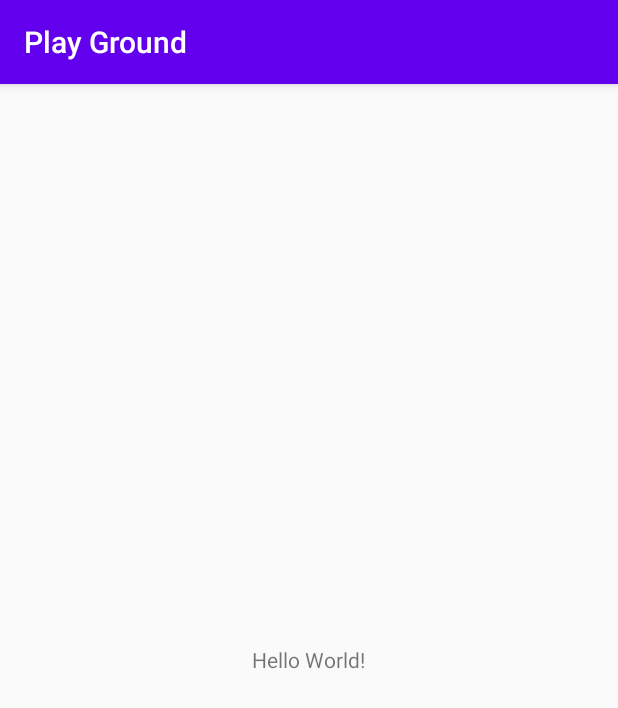
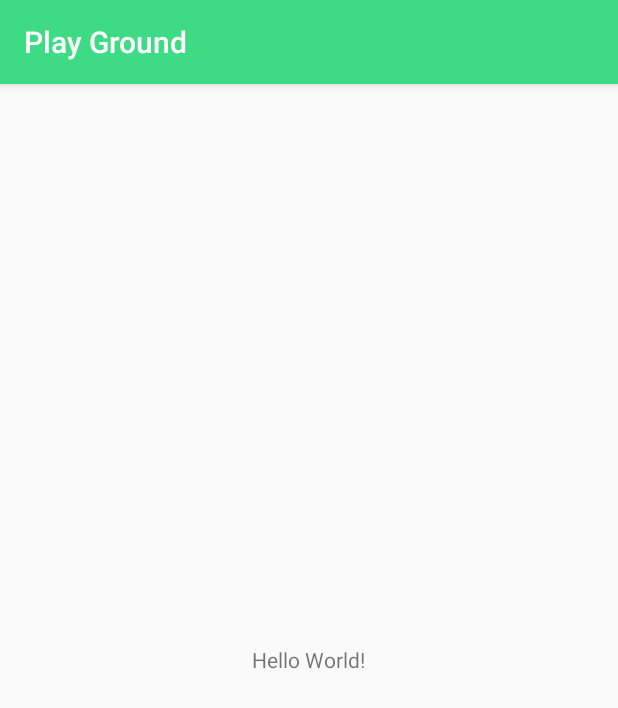
Before and after one commit to kunal26das/androidx-essentials, an Android app: the screen it shows after launch (PlaygroundActivity), on a phone screen of 412 x 824 dp. Shown: the top 708 px of the screen. Run offline under Robolectric (Android 15) with nearby library versions, the light colour scheme and no system bars.

Commit message:
modified colors.xml

```diff
--- a/play-ground/src/main/res/values/colors.xml
+++ b/play-ground/src/main/res/values/colors.xml
@@ -1,6 +1,6 @@
 <?xml version="1.0" encoding="utf-8"?>
 <resources>
-    <color name="colorPrimary">#6200EE</color>
-    <color name="colorPrimaryDark">#3700B3</color>
-    <color name="colorAccent">#03DAC5</color>
+    <color name="colorPrimary">#3DDB84</color>
+    <color name="colorPrimaryDark">#083042</color>
+    <color name="colorAccent">#F86734</color>
 </resources>
```
